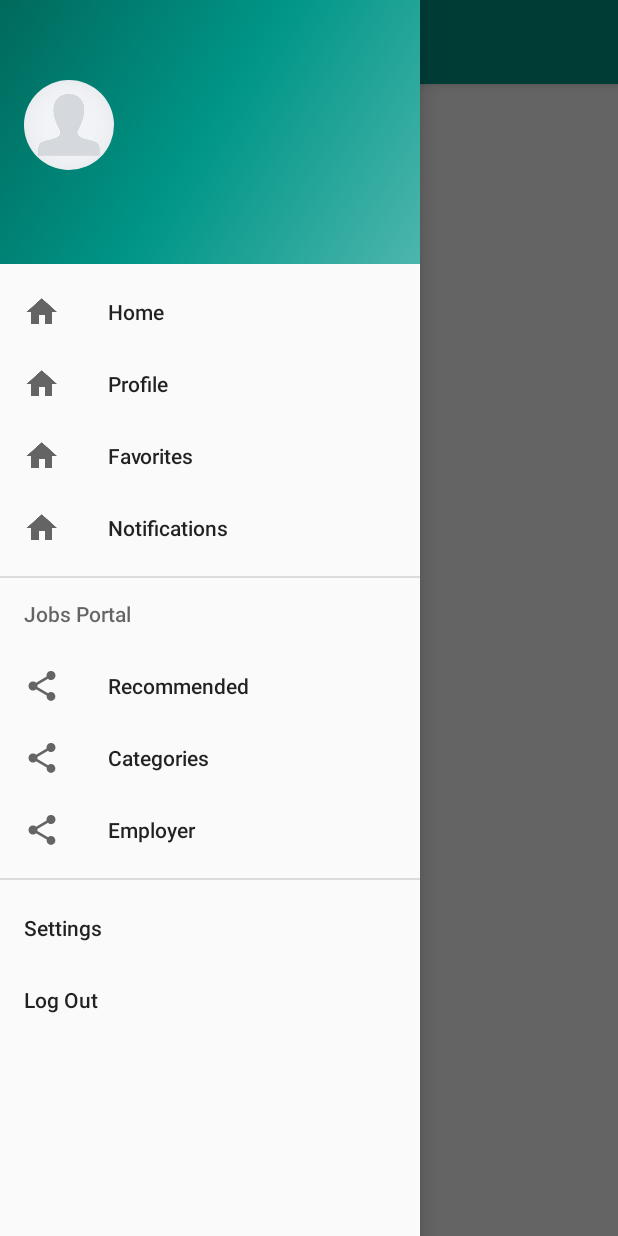
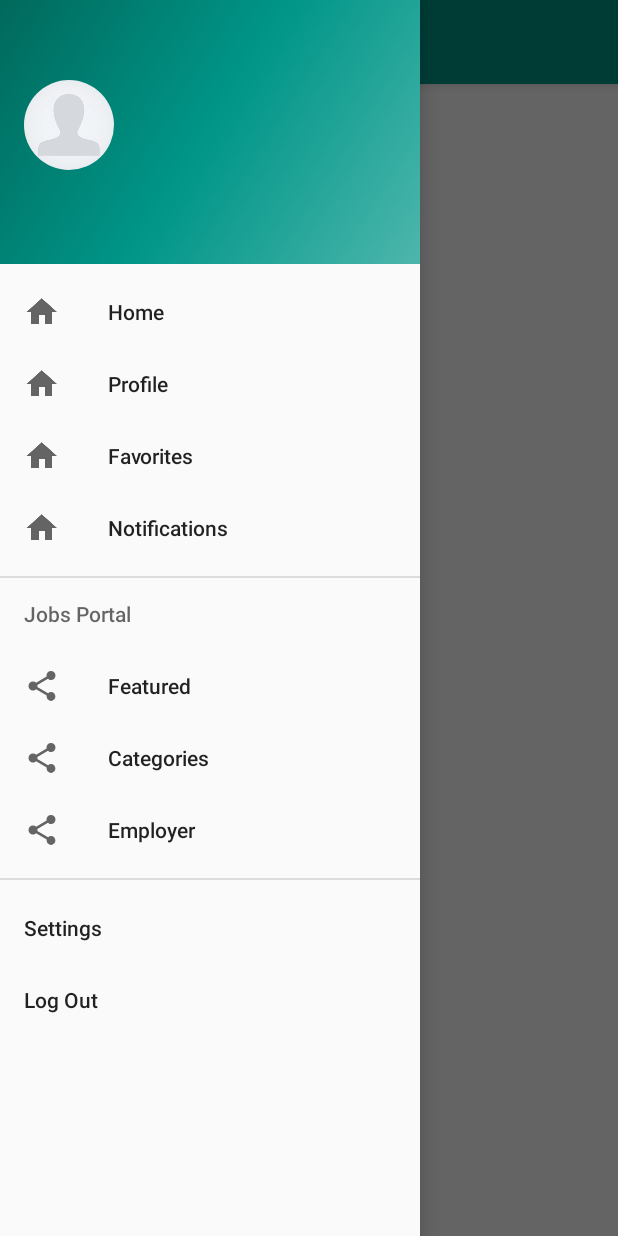
Before and after one commit to emzter/PathFinder, an Android app: the MainActivity screen opened directly, with no data from a screen before it, with the side drawer open, on a phone screen of 412 x 824 dp. Run offline under Robolectric (Android 15) with nearby library versions, the phone set to English and light mode, and no system bars; our stand-ins replace CircleImageView; libraries missing offline, so code that uses them is left out: com.doodle.android, com.rw.velocity; pictures from the network do not load; 4 statements that could not run were skipped.

Commit message:
30/10/2017 02:30

```diff
--- a/app/build.gradle
+++ b/app/build.gradle
@@ -39,4 +39,6 @@ dependencies {
     compile 'com.github.bumptech.glide:glide:4.2.0'
 
     compile 'de.hdodenhof:circleimageview:2.2.0'
+
+    compile 'com.doodle.android:android-material-chips:1.2.0'
 }
--- /dev/null
+++ b/app/src/main/java/com/emz/pathfinder/Adapters/CategoryChipsAdapter.java
@@ -0,0 +1,50 @@
+package com.emz.pathfinder.Adapters;
+
+import android.content.Context;
+import android.support.v7.widget.RecyclerView;
+import android.view.LayoutInflater;
+import android.view.View;
+import android.view.ViewGroup;
+import android.widget.TextView;
+
+import com.emz.pathfinder.Models.Categories;
+import com.emz.pathfinder.R;
+
+import java.util.List;
+
+public class CategoryChipsAdapter extends RecyclerView.Adapter<CategoryChipsAdapter.MyViewHolder> {
+
+    private Context context;
+    private List<Categories> catList;
+
+    public CategoryChipsAdapter(Context context, List<Categories> catList){
+        this.context = context;
+        this.catList = catList;
+    }
+
+    @Override
+    public MyViewHolder onCreateViewHolder(ViewGroup parent, int viewType) {
+        View itemView = LayoutInflater.from(parent.getContext()).inflate(R.layout.item_job_categories, parent, false);
+        return new MyViewHolder(itemView);
+    }
+
+    @Override
+    public void onBindViewHolder(MyViewHolder holder, int position) {
+        Categories categories = catList.get(position);
+        holder.chipText.setText(categories.getName());
+        holder.chipText.setTag(categories.getId());
+    }
+
+    @Override
+    public int getItemCount() {
+        return catList.size();
+    }
+
+    public class MyViewHolder extends RecyclerView.ViewHolder {
+        TextView chipText;
+
+        public MyViewHolder(View itemView) {
+            super(itemView);
+        }
+    }
+}
--- a/app/src/main/java/com/emz/pathfinder/MainActivity.java
+++ b/app/src/main/java/com/emz/pathfinder/MainActivity.java
@@ -1,5 +1,6 @@
 package com.emz.pathfinder;
 
+import android.content.Context;
 import android.content.Intent;
 import android.graphics.drawable.Drawable;
 import android.support.annotation.DrawableRes;
@@ -10,31 +11,48 @@ import android.support.v4.widget.DrawerLayout;
 import android.support.v7.app.ActionBarDrawerToggle;
 import android.support.v7.app.AppCompatActivity;
 import android.os.Bundle;
+import android.support.v7.widget.LinearLayoutManager;
+import android.support.v7.widget.RecyclerView;
 import android.support.v7.widget.Toolbar;
+import android.text.Layout;
 import android.util.Log;
+import android.view.LayoutInflater;
 import android.view.Menu;
 import android.view.MenuInflater;
 import android.view.MenuItem;
 import android.view.View;
+import android.view.ViewGroup;
+import android.widget.Adapter;
+import android.widget.HorizontalScrollView;
 import android.widget.ProgressBar;
 import android.widget.SearchView;
 import android.widget.TextView;
 
 import com.bumptech.glide.Glide;
 import com.bumptech.glide.request.RequestOptions;
+import com.doodle.android.chips.ChipsView;
+import com.emz.pathfinder.Adapters.CategoryChipsAdapter;
+import com.emz.pathfinder.Models.Categories;
 import com.emz.pathfinder.Models.UserModel;
 import com.emz.pathfinder.Utils.Auth;
 import com.emz.pathfinder.Utils.UserHelper;
 import com.rw.velocity.Velocity;
 
+import org.json.JSONArray;
+import org.json.JSONException;
 import org.json.JSONObject;
 
 import java.io.File;
+import java.lang.reflect.Array;
+import java.util.ArrayList;
+import java.util.List;
+import java.util.Map;
 
 import de.hdodenhof.circleimageview.CircleImageView;
 
 import static com.emz.pathfinder.R.drawable.defaultprofilepicture;
 import static com.emz.pathfinder.Utils.Utils.AUTH_URL;
+import static com.emz.pathfinder.Utils.Utils.JOBS_URL;
 import static com.emz.pathfinder.Utils.Utils.PROFILEPIC_URL;
 import static com.emz.pathfinder.Utils.Utils.USER_URL;
 
@@ -48,15 +66,23 @@ public class MainActivity extends AppCompatActivity implements NavigationView.On
     private TextView navNameText, navEMailText;
     private ProgressBar progressBar;
     private CircleImageView navProPic;
+    private View mChipView;
+
+    private RecyclerView mRecyclerView;
+    private CategoryChipsAdapter mAdapter;
+
+    JSONArray jsonObject;
 
     private UserHelper usrHelper;
     private UserModel users;
+    private List<Categories> catList;
 
     @Override
     protected void onCreate(Bundle savedInstanceState) {
         super.onCreate(savedInstanceState);
         setContentView(R.layout.activity_main);
 
+        loadCategories();
         usrHelper = new UserHelper(this);
 
         authCheck();
@@ -75,14 +101,13 @@ public class MainActivity extends AppCompatActivity implements NavigationView.On
                 .connect(new Velocity.ResponseListener() {
                     @Override
                     public void onVelocitySuccess(Velocity.Response response) {
-                        Log.e("TEST", response.body);
                         users = response.deserialize(UserModel.class);
                         setupView();
                     }
 
                     @Override
                     public void onVelocityFailed(Velocity.Response response) {
-                        Log.e("TEST", response.body);
+                        Log.e("TEST", "CANT CONNECT");
                     }
                 });
     }
@@ -131,6 +156,17 @@ public class MainActivity extends AppCompatActivity implements NavigationView.On
         toolbar = findViewById(R.id.toolbar);
         setSupportActionBar(toolbar);
 
+        catList = new ArrayList<>();
+
+        mRecyclerView = findViewById(R.id.catRecyclerView);
+        mRecyclerView.setHasFixedSize(true);
+
+        mAdapter = new CategoryChipsAdapter(this, catList);
+        mRecyclerView.setAdapter(mAdapter);
+
+        RecyclerView.LayoutManager layoutManager = new LinearLayoutManager(this, LinearLayoutManager.HORIZONTAL, false);
+        mRecyclerView.setLayoutManager(layoutManager);
+
         drawer = findViewById(R.id.drawer_layout);
         toggler = new ActionBarDrawerToggle(this, drawer, toolbar, R.string.navigation_drawer_open, R.string.navigation_drawer_close);
         drawer.addDrawerListener(toggler);
@@ -148,11 +184,43 @@ public class MainActivity extends AppCompatActivity implements NavigationView.On
         navNameText = navHeaderView.findViewById(R.id.navNameText);
     }
 
+    private void loadCategories(){
+        Velocity.get(JOBS_URL)
+                .withPathParam("status","loadallcat")
+                .connect(new Velocity.ResponseListener() {
+                    @Override
+                    public void onVelocitySuccess(Velocity.Response response) {
+                        try {
+                            jsonObject = new JSONArray(response.body);
+
+                            for(int i = 0; i < jsonObject.length(); i++) {
+                                JSONObject currentObj = jsonObject.getJSONObject(i);
+                                int id = Integer.parseInt(currentObj.getString("id"));
+                                String parent_id = currentObj.getString("parent_id");
+                                String name = currentObj.getString("name");
+                                String icon = currentObj.getString("icon");
+                                catList.add(new Categories(id, parent_id, name, icon));
+                            }
+                        } catch (JSONException e) {
+                            e.printStackTrace();
+                        }
+                    }
+
+                    @Override
+                    public void onVelocityFailed(Velocity.Response response) {
+
+                    }
+                });
+    }
+
     private void setupView() {
         String fullname = users.getFirst_name()+" "+users.getLast_name();
         navEMailText.setText(users.getEmail());
         navNameText.setText(fullname);
         Glide.with(navProPic.getContext()).load(PROFILEPIC_URL+users.getGuid()+".jpg").apply(RequestOptions.centerCropTransform().error(R.drawable.defaultprofilepicture)).into(navProPic);
+
+//        View chip = getLayoutInflater().inflate(R.layout.item_job_categories, mChipView, false);
+
         progressBar.setVisibility(View.GONE);
     }
 }
--- a/app/src/main/java/com/emz/pathfinder/Utils/Utils.java
+++ b/app/src/main/java/com/emz/pathfinder/Utils/Utils.java
@@ -15,6 +15,7 @@ public class Utils {
 
     public static final String AUTH_URL = "http://pathfinder.webstarterz.com/dist/home/auth.php";
     public static final String USER_URL = "http://pathfinder.webstarterz.com/dist/home/users.php";
+    public static final String JOBS_URL = "http://pathfinder.webstarterz.com/dist/home/jobs.php";
     public static final String PROFILEPIC_URL = "http://pathfinder.webstarterz.com/uploads/profile_image/";
 
     @NonNull
--- a/app/src/main/res/menu/activity_main_drawer.xml
+++ b/app/src/main/res/menu/activity_main_drawer.xml
@@ -5,6 +5,7 @@
 
     <group
         android:id="@+id/menu_top"
+        android:layout_height="wrap_content"
         android:checkableBehavior="single">
         <item
             android:id="@+id/nav_home"
@@ -33,15 +34,15 @@
                 <item
                     android:id="@+id/nav_recommend"
                     android:icon="@drawable/ic_menu_share"
-                    android:title="Recommended"/>
+                    android:title="Featured" />
                 <item
                     android:id="@+id/nav_categories"
                     android:icon="@drawable/ic_menu_share"
-                    android:title="Categories"/>
+                    android:title="Categories" />
                 <item
                     android:id="@+id/nav_employer"
                     android:icon="@drawable/ic_menu_share"
-                    android:title="Employer"/>
+                    android:title="Employer" />
             </menu>
         </item>
     </group>
@@ -52,13 +53,11 @@
 
         <item
             android:id="@+id/nav_settings"
-            android:title="@string/action_settings" >
-        </item>
+            android:title="@string/action_settings"></item>
 
         <item
             android:id="@+id/nav_logout"
-            android:title="@string/action_logout" >
-        </item>
+            android:title="@string/action_logout"></item>
     </group>
 
 </menu>
--- a/app/src/main/res/values/colors.xml
+++ b/app/src/main/res/values/colors.xml
@@ -13,4 +13,7 @@
     <color name="base">#AAAAAA</color>
     <color name="iron">#CCCCCC</color>
     <color name="white">#FFFFFF</color>
+
+    <color name="viewBg">#f1f5f8</color>
+    <color name="album_title">#4c4c4c</color>
 </resources>
--- a/app/src/main/res/values/strings.xml
+++ b/app/src/main/res/values/strings.xml
@@ -36,4 +36,9 @@
     <string name="fav">Favorites</string>
     <string name="notifications">Notifications</string>
     <string name="profile_picture">Profile Picture</string>
+
+    <string name="action_add_favourite">Add to Favourites</string>
+    <string name="action_play_next">Play Next</string>
+    <string name="backdrop_title">LOVE MUSIC</string>
+    <string name="backdrop_subtitle">This season top 20 albums</string>
 </resources>
```
Also changed, not shown: app/src/main/java/com/emz/pathfinder/Models/Categories.java (added, +56 -0 lines), app/src/main/res/drawable/chip.xml (added, +13 -0 lines), app/src/main/res/layout/content_main.xml (+17 -2 lines), app/src/main/res/layout/item_job_categories.xml (+11 -22 lines), app/src/main/res/values/dimens.xml (+15 -0 lines).
